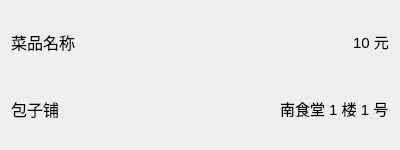
Qt form ui/ditem.ui (fanenr/cxx-DS-client) before a commit.
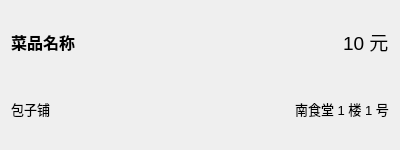
The same form after that commit.

Patch:
```diff
--- a/ui/ditem.ui
+++ b/ui/ditem.ui
@@ -21,6 +21,7 @@
        <property name="font">
         <font>
          <pointsize>12</pointsize>
+         <bold>true</bold>
         </font>
        </property>
        <property name="text">
@@ -38,7 +39,7 @@
        </property>
        <property name="font">
         <font>
-         <pointsize>11</pointsize>
+         <pointsize>14</pointsize>
         </font>
        </property>
        <property name="text">
@@ -54,7 +55,7 @@
       <widget class="QLabel" name="label3">
        <property name="font">
         <font>
-         <pointsize>12</pointsize>
+         <pointsize>10</pointsize>
         </font>
        </property>
        <property name="text">
@@ -72,7 +73,7 @@
        </property>
        <property name="font">
         <font>
-         <pointsize>11</pointsize>
+         <pointsize>10</pointsize>
         </font>
        </property>
        <property name="text">
```
